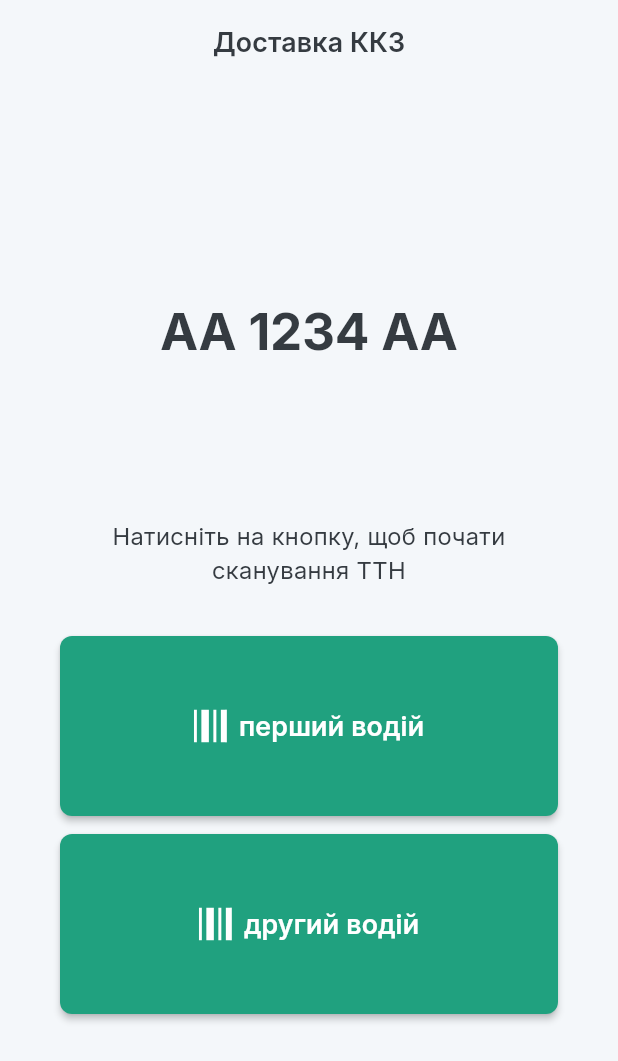
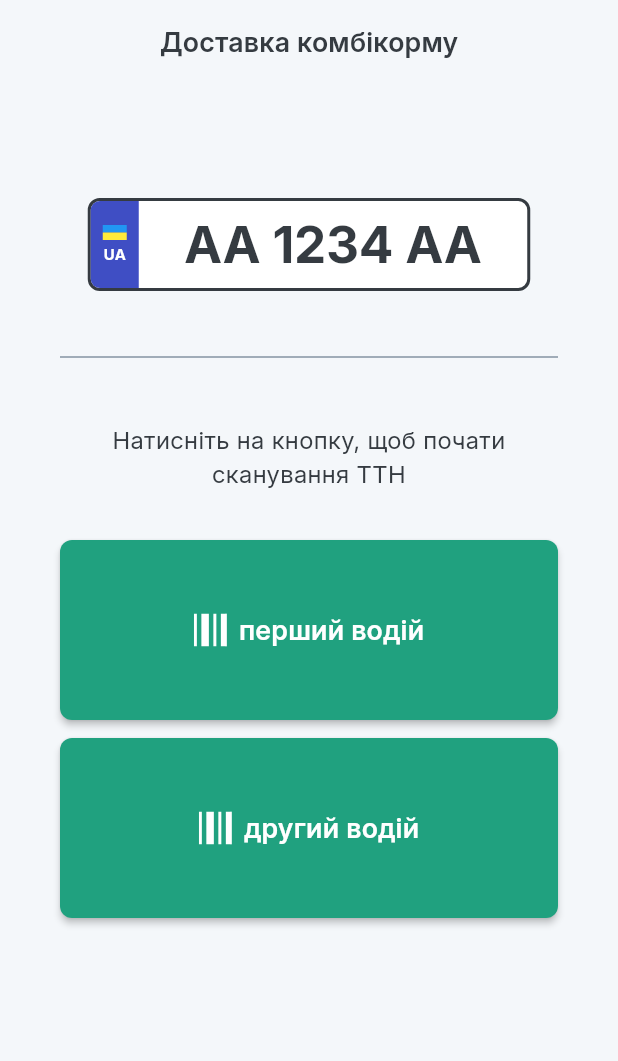
Before and after one commit to valerii-kostynskyi/delivery, a Flutter app: the ScaningPage screen opened by its route, on a phone screen of 412 x 824 dp. Shown: the top 1061 px of the screen. Run offline on Flutter 3.47's test engine with Material 3 defaults, Android fonts, the phone set to English and light mode, and no system bars; our stand-ins replace dio, flutter_multi_formatter, flutter_secure_storage, flutter_svg, get_it, go_router and 1 more; accounts and stored records are empty.

Commit message:
added license plate, hero animation for 1 driver

```diff
--- a/lib/l10n/intl_uk.arb
+++ b/lib/l10n/intl_uk.arb
@@ -8,7 +8,7 @@
   "scanTtnButton": "Сканувати ТТН",
   "pointCameraToBarcode": "Наведіть камеру на штрих-код накладної",
   "pressButtonToScanTtn": "Натисніть на кнопку, щоб почати сканування ТТН",
-  "kkzDelivery": "Доставка ККЗ",
+  "kkzDelivery": "Доставка комбікорму",
   "selectBunker": "Оберіть бункер",
   "sectorNumber": "Дільниця № {number}",
   "ttnNumber": "ТТН № {number}",
--- /dev/null
+++ b/lib/presentation/custom_widget/license_palet.dart
@@ -0,0 +1,84 @@
+import 'package:flutter/material.dart';
+
+class LicensePlate extends StatelessWidget {
+  final String adminNumber;
+
+  const LicensePlate({
+    super.key,
+    required this.adminNumber,
+  });
+
+  @override
+  Widget build(BuildContext context) {
+    final theme = Theme.of(context);
+    return Container(
+      width: 295,
+      decoration: BoxDecoration(
+        color: Colors.white,
+        borderRadius: BorderRadius.circular(8),
+        border: Border.all(
+          color: theme.primaryColor,
+          width: 2,
+        ),
+      ),
+      child: Row(
+        children: [
+          Container(
+            decoration: BoxDecoration(
+                color: theme.colorScheme.secondary,
+                borderRadius: const BorderRadius.only(
+                  topLeft: Radius.circular(6),
+                  bottomLeft: Radius.circular(6),
+                )),
+            child: Padding(
+              padding: const EdgeInsets.symmetric(
+                horizontal: 8.0,
+                vertical: 16,
+              ),
+              child: Column(
+                mainAxisSize: MainAxisSize.min,
+                children: [
+                  Container(
+                    width: 16,
+                    height: 5,
+                    decoration: const BoxDecoration(
+                      color: Colors.blue,
+                    ),
+                  ),
+                  Container(
+                    width: 16,
+                    height: 5,
+                    decoration: const BoxDecoration(
+                      color: Colors.yellow,
+                    ),
+                  ),
+                  const SizedBox(height: 2),
+                  const Text(
+                    'UA',
+                    style: TextStyle(
+                      color: Colors.white,
+                      fontSize: 10,
+                      fontWeight: FontWeight.bold,
+                    ),
+                  ),
+                ],
+              ),
+            ),
+          ),
+          Expanded(
+            child: Row(
+              mainAxisAlignment: MainAxisAlignment.center,
+              crossAxisAlignment: CrossAxisAlignment.center,
+              children: [
+                Text(
+                  adminNumber,
+                  style: theme.textTheme.labelLarge,
+                ),
+              ],
+            ),
+          ),
+        ],
+      ),
+    );
+  }
+}
--- a/lib/presentation/pages/scaning_page/scaning_page.dart
+++ b/lib/presentation/pages/scaning_page/scaning_page.dart
@@ -1,4 +1,5 @@
 import 'package:dostavka/presentation/custom_widget/custom_button.dart';
+import 'package:dostavka/presentation/custom_widget/license_palet.dart';
 import 'package:dostavka/presentation/utility/extension/change_localization.dart';
 import 'package:flutter/material.dart';
 import 'package:go_router/go_router.dart';
@@ -23,16 +24,11 @@ class ScaningPage extends StatelessWidget {
           child: Column(
             crossAxisAlignment: CrossAxisAlignment.center,
             children: [
-              SizedBox(
-                width: double.infinity,
-                height: 250,
-                child: Center(
-                  child: Text(
-                    'AA 1234 AA',
-                    style: Theme.of(context).textTheme.labelLarge,
-                  ),
-                ),
-              ),
+              const SizedBox(height: 36),
+              const LicensePlate(adminNumber: 'AA 1234 AA'),
+              const SizedBox(height: 36),
+              Divider(thickness: 1, color: Theme.of(context).hintColor),
+              const SizedBox(height: 36),
               Text(
                 context.localizations.pressButtonToScanTtn,
                 textAlign: TextAlign.center,
```
Also changed, not shown: lib/presentation/custom_widget/card_item.dart (+11 -4 lines), lib/presentation/pages/detail_page.dart/detail_page.dart (+34 -54 lines), lib/presentation/pages/main_page/main_page.dart (+6 -1 lines), lib/generated/intl/messages_uk.dart.
